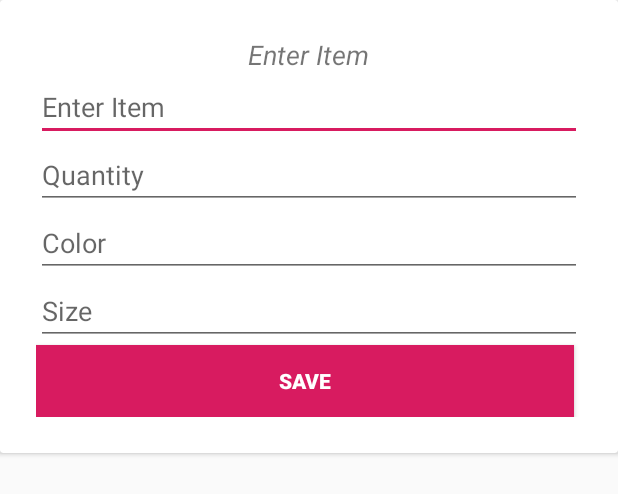
After one commit to margleb/Android, an Android app: the layout popup.xml on its own in the app's theme, with its tools: preview values and no code run, on a phone screen of 412 x 824 dp. The commit adds this screen. Shown: the top 494 px of the screen. Run offline under Robolectric (Android 15) with nearby library versions, the phone set to English and light mode, and no system bars.

Commit message:
User Interface - Popup Xml

```diff
--- a/app/src/main/java/com/bawp/babyneeds/MainActivity.java
+++ b/app/src/main/java/com/bawp/babyneeds/MainActivity.java
@@ -16,6 +16,7 @@ public class MainActivity extends AppCompatActivity {
         super.onCreate(savedInstanceState);
         setContentView(R.layout.activity_main);
         Toolbar toolbar = findViewById(R.id.toolbar);
+        // позволяет работать тулбару на более ранних версиях андройда
         setSupportActionBar(toolbar);
 
        FloatingActionButton fab = findViewById(R.id.fab);
--- a/app/src/main/java/com/example/myproject/MainActivity.java
+++ b/app/src/main/java/com/example/myproject/MainActivity.java
@@ -1,8 +1,8 @@
 package com.example.myproject;
 
 import androidx.appcompat.app.AppCompatActivity;
-
 import android.os.Bundle;
+import com.bawp.babyneeds.R;
 
 public class MainActivity extends AppCompatActivity {
 
--- a/app/src/main/res/layout/activity_main.xml
+++ b/app/src/main/res/layout/activity_main.xml
@@ -27,8 +27,8 @@
         android:id="@+id/fab"
         android:layout_width="wrap_content"
         android:layout_height="wrap_content"
-        android:layout_gravity="bottom|end"
+        android:layout_gravity="center_vertical|center_horizontal"
         android:layout_margin="@dimen/fab_margin"
-        app:srcCompat="@android:drawable/ic_dialog_email" />
+        app:srcCompat="@android:drawable/ic_input_add" />
 
 </androidx.coordinatorlayout.widget.CoordinatorLayout>
--- a/app/src/main/res/layout/content_main.xml
+++ b/app/src/main/res/layout/content_main.xml
@@ -10,12 +10,16 @@
     tools:context=".MainActivity">
 
     <TextView
+        android:id="@+id/title_text"
         android:layout_width="wrap_content"
         android:layout_height="wrap_content"
-        android:text="Hello World!"
+        android:text="@string/add_item"
+        android:textSize="14sp"
+        android:textStyle="italic"
         app:layout_constraintBottom_toBottomOf="parent"
         app:layout_constraintLeft_toLeftOf="parent"
         app:layout_constraintRight_toRightOf="parent"
-        app:layout_constraintTop_toTopOf="parent" />
+        app:layout_constraintTop_toTopOf="parent"
+        app:layout_constraintVertical_bias="0.55" />
 
 </androidx.constraintlayout.widget.ConstraintLayout>
--- /dev/null
+++ b/app/src/main/res/layout/popup.xml
@@ -0,0 +1,64 @@
+<?xml version="1.0" encoding="utf-8"?>
+<LinearLayout xmlns:android="http://schemas.android.com/apk/res/android"
+    android:id="@+id/layout_id"
+    android:orientation="vertical"
+    android:layout_width="match_parent"
+    android:layout_height="match_parent">
+
+    <androidx.cardview.widget.CardView
+        android:layout_width="wrap_content"
+        android:layout_height="wrap_content">
+        <RelativeLayout
+            android:padding="24dp"
+            android:layout_width="match_parent"
+            android:layout_height="wrap_content">
+            <TextView
+                android:id="@+id/title"
+                android:text="@string/enter_item"
+                android:textStyle="italic"
+                android:textSize="18sp"
+                android:layout_centerHorizontal="true"
+                android:layout_width="wrap_content"
+                android:layout_height="wrap_content" />
+            <EditText
+                android:id="@+id/babyItem"
+                android:layout_below="@+id/title"
+                android:layout_width="match_parent"
+                android:hint="@string/hint_item"
+                android:layout_height="wrap_content"/>
+
+            <EditText
+                android:id="@+id/itemQuantity"
+                android:layout_below="@+id/babyItem"
+                android:layout_width="match_parent"
+                android:hint="@string/hint_qty"
+                android:layout_height="wrap_content"/>
+
+            <EditText
+                android:id="@+id/itemColor"
+                android:layout_below="@+id/itemQuantity"
+                android:layout_width="match_parent"
+                android:hint="@string/hint_color"
+                android:layout_height="wrap_content"/>
+
+            <EditText
+                android:id="@+id/itemSize"
+                android:layout_below="@+id/itemColor"
+                android:layout_width="match_parent"
+                android:hint="@string/item_size"
+                android:layout_height="wrap_content"/>
+            <Button
+                android:id="@+id/saveButton"
+                android:layout_below="@+id/itemSize"
+                android:layout_marginEnd="5dp"
+                android:layout_marginRight="5dp"
+                android:textSize="14sp"
+                android:textStyle="bold"
+                android:text="@string/save_button"
+                android:background="@color/colorAccent"
+                android:textColor="@android:color/white"
+                android:layout_width="match_parent"
+                android:layout_height="wrap_content" />
+        </RelativeLayout>
+    </androidx.cardview.widget.CardView>
+</LinearLayout>
--- a/app/src/main/res/values/strings.xml
+++ b/app/src/main/res/values/strings.xml
@@ -1,4 +1,11 @@
 <resources>
     <string name="app_name">Baby Needs</string>
     <string name="action_settings">Settings</string>
+    <string name="add_item">Add Item</string>
+    <string name="enter_item">Enter Item</string>
+    <string name="hint_item">Enter Item</string>
+    <string name="hint_qty">Quantity</string>
+    <string name="hint_color">Color</string>
+    <string name="item_size">Size</string>
+    <string name="save_button">Save</string>
 </resources>
```
